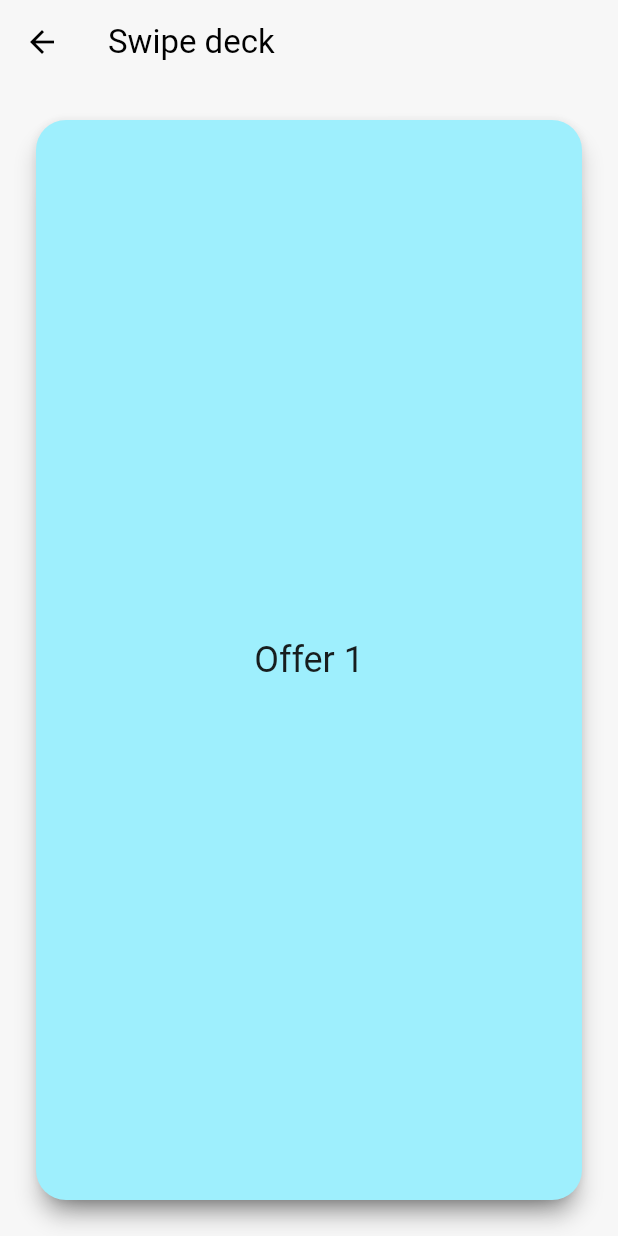
After one commit to AhsinMehmood/velvet_motion, a Flutter app: the screen it shows after launch, scrolled down 504 dp, after a tap on "Hero morph", after a tap on "Swipe deck", on a phone screen of 412 x 824 dp. The commit adds this screen. Run offline on Flutter 3.47's test engine with Material 3 defaults, Android fonts, the phone set to English and light mode, and no system bars; our stand-ins replace cupertino_ui, material_ui.

Commit message:
feat: ship v0.5 animations and docs

````diff
--- a/example/lib/main.dart
+++ b/example/lib/main.dart
@@ -191,6 +191,16 @@ class _GalleryHome extends StatelessWidget {
             title: 'Pull to refresh',
             subtitle: 'Branded spring indicator',
             onTap: () => _open(context, _RefreshDemoPage(spring: spring)),
+          ),
+          _DemoTile(
+            title: 'Hero morph',
+            subtitle: 'Shared-element spring morph',
+            onTap: () => _open(context, const _MorphHeroDemoPage()),
+          ),
+          _DemoTile(
+            title: 'Swipe deck',
+            subtitle: 'Parallax cards with fling',
+            onTap: () => _open(context, _SwipeDemoPage(spring: spring)),
           ),
         ],
       ),
@@ -633,3 +643,136 @@ class _RefreshDemoPageState extends State<_RefreshDemoPage> {
     );
   }
 }
+
+class _MorphHeroDemoPage extends StatelessWidget {
+  const _MorphHeroDemoPage();
+
+  @override
+  Widget build(BuildContext context) {
+    return Scaffold(
+      appBar: AppBar(title: const Text('Hero morph')),
+      body: GridView.count(
+        crossAxisCount: 2,
+        padding: const EdgeInsets.all(16),
+        crossAxisSpacing: 12,
+        mainAxisSpacing: 12,
+        children: <Widget>[
+          for (int i = 0; i < 4; i++)
+            MorphSource(
+              tag: 'dish-$i',
+              child: GestureDetector(
+                onTap: () {
+                  Navigator.of(context).push(
+                    MorphRoute<void>(
+                      builder: (_) => _MorphDetailPage(index: i),
+                    ),
+                  );
+                },
+                child: ClipRRect(
+                  borderRadius: BorderRadius.circular(16),
+                  child: ColoredBox(
+                    color: Color.lerp(
+                      const Color(0xFF222222),
+                      const Color(0xFF888888),
+                      i / 4,
+                    )!,
+                    child: Center(
+                      child: Text(
+                        'Card $i',
+                        style: const TextStyle(color: Colors.white),
+                      ),
+                    ),
+                  ),
+                ),
+              ),
+            ),
+        ],
+      ),
+    );
+  }
+}
+
+class _MorphDetailPage extends StatelessWidget {
+  const _MorphDetailPage({required this.index});
+
+  final int index;
+
+  @override
+  Widget build(BuildContext context) {
+    return Scaffold(
+      appBar: AppBar(title: Text('Dish $index')),
+      body: ListView(
+        children: <Widget>[
+          MorphTarget(
+            tag: 'dish-$index',
+            dismissOnDragDown: true,
+            child: AspectRatio(
+              aspectRatio: 1,
+              child: ColoredBox(
+                color: Color.lerp(
+                  const Color(0xFF222222),
+                  const Color(0xFF888888),
+                  index / 4,
+                )!,
+              ),
+            ),
+          ),
+          const Padding(
+            padding: EdgeInsets.all(20),
+            child: Text(
+              'Drag down to dismiss. Shared morph uses Hero + spring curve.',
+            ),
+          ),
+        ],
+      ),
+    );
+  }
+}
+
+class _SwipeDemoPage extends StatefulWidget {
+  const _SwipeDemoPage({required this.spring});
+
+  final Spring spring;
+
+  @override
+  State<_SwipeDemoPage> createState() => _SwipeDemoPageState();
+}
+
+class _SwipeDemoPageState extends State<_SwipeDemoPage> {
+  final List<String> _items = List<String>.generate(
+    6,
+    (int i) => 'Offer ${i + 1}',
+  );
+
+  @override
+  Widget build(BuildContext context) {
+    return Scaffold(
+      appBar: AppBar(title: const Text('Swipe deck')),
+      body: Padding(
+        padding: const EdgeInsets.all(24),
+        child: _items.isEmpty
+            ? const Center(child: Text('Deck empty'))
+            : SwipeDeck<String>(
+                items: _items,
+                spring: widget.spring,
+                onSwipe: (String item, SwipeDirection dir) {
+                  setState(() => _items.remove(item));
+                },
+                builder: (BuildContext context, String item, double drag) {
+                  return Material(
+                    elevation: 6,
+                    borderRadius: BorderRadius.circular(20),
+                    color: Theme.of(context).colorScheme.primaryContainer,
+                    child: Center(
+                      child: Text(
+                        item,
+                        style: Theme.of(context).textTheme.headlineSmall,
+                      ),
+                    ),
+                  );
+                },
+              ),
+      ),
+    );
+  }
+}
--- /dev/null
+++ b/lib/src/widgets/swipe_deck.dart
@@ -0,0 +1,243 @@
+import 'dart:math' as math;
+
+import 'package:flutter/widgets.dart';
+
+import '../core/motion_value.dart';
+import '../core/spring.dart';
+import '../theme/motion_theme.dart';
+
+/// Swipe direction for [SwipeDeck.onSwipe].
+enum SwipeDirection {
+  /// Swiped to the left.
+  left,
+
+  /// Swiped to the right.
+  right,
+}
+
+/// Builds a deck card with the current drag progress `-1..1`.
+typedef SwipeDeckItemBuilder<T> = Widget Function(
+  BuildContext context,
+  T item,
+  double drag,
+);
+
+/// A parallax swipe card deck with spring physics.
+///
+/// ```dart
+/// SwipeDeck<Offer>(
+///   items: offers,
+///   parallax: 0.12,
+///   maxTilt: 0.18,
+///   onSwipe: (offer, dir) => dir == SwipeDirection.right ? save(offer) : null,
+///   builder: (context, offer, drag) => OfferCard(offer, drag: drag),
+/// );
+/// ```
+class SwipeDeck<T> extends StatefulWidget {
+  /// Creates a swipe deck.
+  const SwipeDeck({
+    super.key,
+    required this.items,
+    required this.builder,
+    this.onSwipe,
+    this.parallax = 0.12,
+    this.maxTilt = 0.18,
+    this.threshold = 0.35,
+    this.spring,
+  });
+
+  /// Cards in the deck (first item is on top).
+  final List<T> items;
+
+  /// Builds each card.
+  final SwipeDeckItemBuilder<T> builder;
+
+  /// Called when a card is flung away.
+  final void Function(T item, SwipeDirection direction)? onSwipe;
+
+  /// How much back cards shift with the top drag.
+  final double parallax;
+
+  /// Max tilt in radians.
+  final double maxTilt;
+
+  /// Drag progress that commits a swipe (`0..1` of half-width).
+  final double threshold;
+
+  /// Spring for settle / advance.
+  final Spring? spring;
+
+  @override
+  State<SwipeDeck<T>> createState() => _SwipeDeckState<T>();
+}
+
+class _SwipeDeckState<T> extends State<SwipeDeck<T>>
+    with TickerProviderStateMixin {
+  late final MotionValue _drag;
+  late List<T> _items;
+  bool _flying = false;
+
+  @override
+  void initState() {
+    super.initState();
+    _items = List<T>.of(widget.items);
+    _drag = MotionValue(0, vsync: this, spring: widget.spring ?? Spring.snappy);
+    _drag.addListener(() => setState(() {}));
+  }
+
+  @override
+  void didUpdateWidget(SwipeDeck<T> oldWidget) {
+    super.didUpdateWidget(oldWidget);
+    if (oldWidget.items != widget.items) {
+      _items = List<T>.of(widget.items);
+      _drag.set(0);
+    }
+    if (widget.spring != null) {
+      _drag.spring = widget.spring!;
+    }
+  }
+
+  @override
+  void didChangeDependencies() {
+    super.didChangeDependencies();
+    _drag.spring = widget.spring ?? Spring.snappy;
+  }
+
+  Future<void> _commit(SwipeDirection direction, double width) async {
+    if (_flying || _items.isEmpty) {
+      return;
+    }
+    _flying = true;
+    final T item = _items.first;
+    final double target = direction == SwipeDirection.right
+        ? width * 1.4
+        : -width * 1.4;
+    if (MotionTheme.reduceMotionOf(context)) {
+      _drag.set(target);
+    } else {
+      await _drag.animateTo(target);
+    }
+    widget.onSwipe?.call(item, direction);
+    if (!mounted) {
+      return;
+    }
+    setState(() {
+      _items.removeAt(0);
+      _drag.set(0);
+      _flying = false;
+    });
+  }
+
+  void _onDragUpdate(DragUpdateDetails details, double width) {
+    if (_flying || _items.isEmpty || width <= 0) {
+      return;
+    }
+    _drag.set(_drag.value + details.delta.dx);
+  }
+
+  void _onDragEnd(DragEndDetails details, double width) {
+    if (_flying || _items.isEmpty || width <= 0) {
+      return;
+    }
+    final double progress = _drag.value / (width * 0.5);
+    final double velocity = details.velocity.pixelsPerSecond.dx;
+    final bool goRight = progress > widget.threshold || velocity > 900;
+    final bool goLeft = progress < -widget.threshold || velocity < -900;
+    if (goRight) {
+      _commit(SwipeDirection.right, width);
+    } else if (goLeft) {
+      _commit(SwipeDirection.left, width);
+    } else if (MotionTheme.reduceMotionOf(context)) {
+      _drag.set(0);
+    } else {
+      _drag.release(velocity: velocity, to: 0);
+    }
+  }
+
+  @override
+  void dispose() {
+    _drag.dispose();
+    super.dispose();
+  }
+
+  @override
+  Widget build(BuildContext context) {
+    if (_items.isEmpty) {
+      return const SizedBox.shrink();
+    }
+
+    return LayoutBuilder(
+      builder: (BuildContext context, BoxConstraints constraints) {
+        final double width = constraints.maxWidth;
+        final double drag = _drag.value;
+        final double progress = width == 0 ? 0 : (drag / (width * 0.5));
+        final double tilt = progress.clamp(-1.0, 1.0) * widget.maxTilt;
+
+        final int visible = math.min(3, _items.length);
+        return Stack(
+          alignment: Alignment.center,
+          children: <Widget>[
+            for (int i = visible - 1; i >= 0; i--)
+              _DeckCard(
+                depth: i,
+                drag: i == 0 ? drag : drag * widget.parallax * (1 / (i + 1)),
+                tilt: i == 0 ? tilt : 0,
+                onUpdate: i == 0
+                    ? (DragUpdateDetails d) => _onDragUpdate(d, width)
+                    : null,
+                onEnd: i == 0
+                    ? (DragEndDetails d) => _onDragEnd(d, width)
+                    : null,
+                child: widget.builder(
+                  context,
+                  _items[i],
+                  i == 0 ? progress : 0,
+                ),
+              ),
+          ],
+        );
+      },
+    );
+  }
+}
+
+class _DeckCard extends StatelessWidget {
+  const _DeckCard({
+    required this.depth,
+    required this.drag,
+    required this.tilt,
+    required this.child,
+    this.onUpdate,
+    this.onEnd,
+  });
+
+  final int depth;
+  final double drag;
+  final double tilt;
+  final Widget child;
+  final GestureDragUpdateCallback? onUpdate;
+  final GestureDragEndCallback? onEnd;
+
+  @override
+  Widget build(BuildContext context) {
+    final double scale = 1 - (depth * 0.05);
+    final double y = depth * 12.0;
+
+    Widget card = Transform.translate(
+      offset: Offset(drag, y),
+      child: Transform.rotate(
+        angle: tilt,
+        child: Transform.scale(scale: scale, child: child),
+      ),
+    );
+
+    if (onUpdate != null) {
+      card = GestureDetector(
+        onHorizontalDragUpdate: onUpdate,
+        onHorizontalDragEnd: onEnd,
+        child: card,
+      );
+    }
+    return card;
+  }
+}
--- a/lib/velvet_motion.dart
+++ b/lib/velvet_motion.dart
@@ -18,8 +18,10 @@ export 'src/routes/velvet_route.dart';
 export 'src/theme/motion_theme.dart';
 export 'src/widgets/elastic_tab_bar.dart';
 export 'src/widgets/morph_button.dart';
+export 'src/widgets/morph_hero.dart';
 export 'src/widgets/press_scale.dart';
 export 'src/widgets/rolling_number.dart';
 export 'src/widgets/spring_refresh.dart';
 export 'src/widgets/staggered_list.dart';
+export 'src/widgets/swipe_deck.dart';
 export 'src/widgets/velvet_sheet.dart';
--- a/pubspec.yaml
+++ b/pubspec.yaml
@@ -1,7 +1,7 @@
 name: velvet_motion
 description: >-
   Hand-crafted, physics-based motion for Flutter apps. Interruptible springs, gesture velocity, and Apple-like defaults in one import—no animation files required.
-version: 0.1.1
+version: 0.5.0
 homepage: https://github.com/AhsinMehmood/velvet_motion
 repository: https://github.com/AhsinMehmood/velvet_motion
 issue_tracker: https://github.com/AhsinMehmood/velvet_motion/issues
````
Also changed, not shown: lib/src/widgets/morph_hero.dart (added, +89 -0 lines), example/pubspec.lock, 4 other files.
